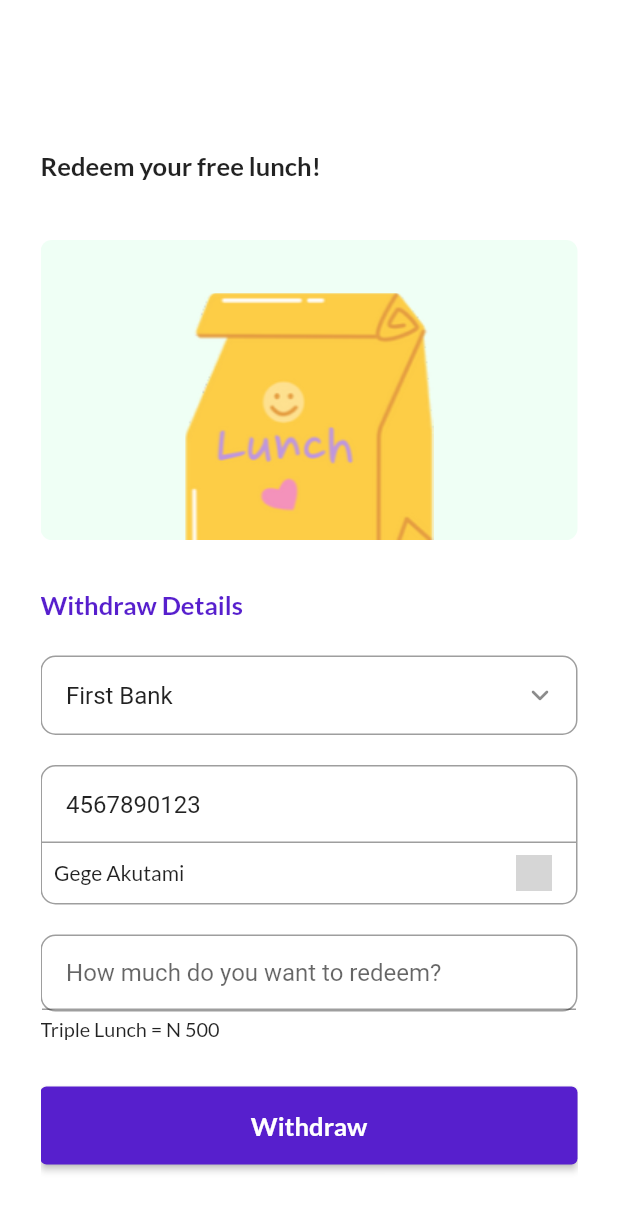
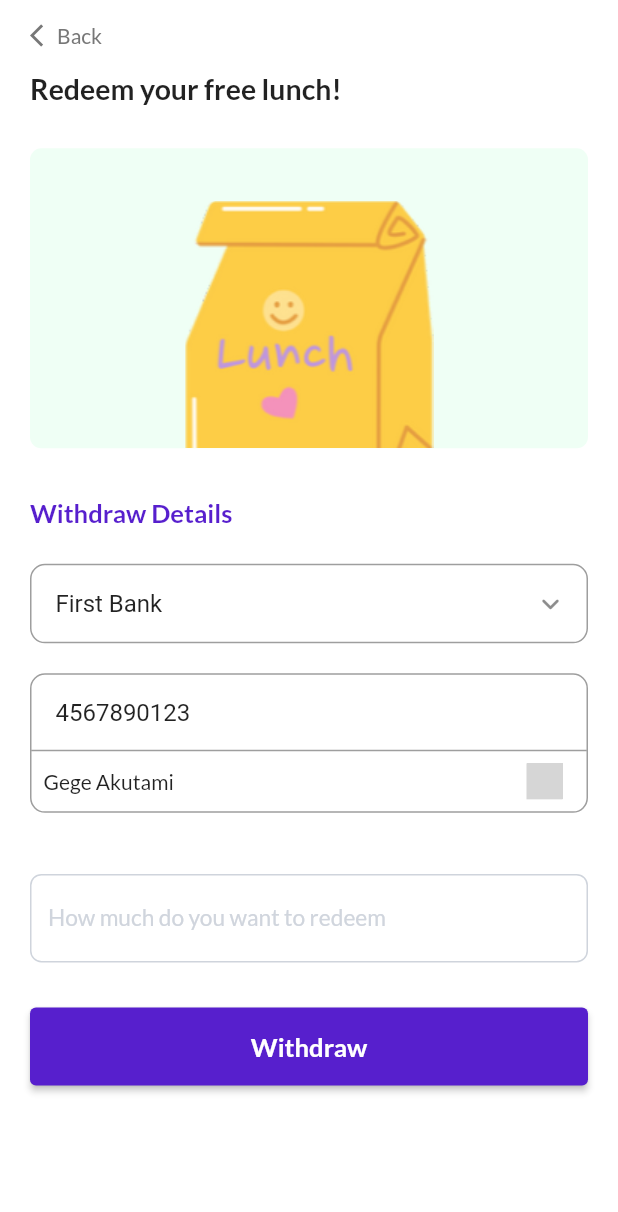
Before and after one commit to hngx-org/Jaguars-food-mobile, a Flutter app: the WithdrawDetailsScreen screen opened by its route, on a phone screen of 412 x 824 dp. Shown: the top 1212 px of the screen. Run offline on Flutter 3.47's test engine with Material 2 defaults, Android fonts, the phone set to English and light mode, and no system bars; our stand-ins replace email_validator, flutter_screenutil, flutter_svg, go_router, google_fonts; network calls fail; grey boxes are pictures that could not be loaded.

Commit message:
made final touches

```diff
--- a/lib/3_presentation/screens/nav_screen/nav_screen.dart
+++ b/lib/3_presentation/screens/nav_screen/nav_screen.dart
@@ -36,7 +36,6 @@ class _NavigationScreenState extends State<NavigationScreen> {
   List<dynamic> _allUsers = [];
   List<Transactions> transactions = [];
   late PageController _pageController;
-  String _quantity = '';
 
   @override
   void initState() {
--- a/lib/3_presentation/withdraw_details/withdraw_details.dart
+++ b/lib/3_presentation/withdraw_details/withdraw_details.dart
@@ -1,11 +1,15 @@
 import 'package:flutter/material.dart';
 import 'package:flutter_screenutil/flutter_screenutil.dart';
 import 'package:flutter_svg/flutter_svg.dart';
-import 'package:go_router/go_router.dart';
 import 'package:google_fonts/google_fonts.dart';
+import 'package:jaguar_foods_mobile/1_data/datasources/remote_datasource.dart';
 import 'package:jaguar_foods_mobile/common/constants/app_color.dart';
 import 'package:jaguar_foods_mobile/common/constants/assets_constants.dart';
+import 'package:jaguar_foods_mobile/common/constants/custom_error_dialog.dart';
+import 'package:jaguar_foods_mobile/common/constants/reusables/back_icon.dart';
+import 'package:jaguar_foods_mobile/common/constants/reusables/textfield.dart';
 import 'package:jaguar_foods_mobile/common/constants/route_constant.dart';
+import 'package:jaguar_foods_mobile/core/config/router_config.dart';
 
 class WithdrawDetailsScreen extends StatefulWidget {
   final String token;
@@ -20,6 +24,8 @@ class WithdrawDetailsScreen extends StatefulWidget {
 }
 
 class _WithdrawDetailsScreenState extends State<WithdrawDetailsScreen> {
+  final GlobalKey<FormState> _amountKey = GlobalKey();
+  final TextEditingController _amount = TextEditingController();
   String? accountNumber = '4567890123';
   String? accountName = 'Gege Akutami';
   bool isVerified = false;
@@ -53,26 +59,29 @@ class _WithdrawDetailsScreenState extends State<WithdrawDetailsScreen> {
   Widget build(BuildContext context) {
     final theme = Theme.of(context);
     return Scaffold(
-      body: Padding(
-        padding: const EdgeInsets.symmetric(horizontal: 27),
+      body: SafeArea(
+        child: Padding(
+          padding: const EdgeInsets.symmetric(horizontal: 20),
           child: SingleChildScrollView(
-          child: SizedBox(
-            height: MediaQuery.of(context).size.height * 1.5,
             child: Column(
               crossAxisAlignment: CrossAxisAlignment.start,
               children: [
+                const Row(
+                  mainAxisAlignment: MainAxisAlignment.start,
+                  crossAxisAlignment: CrossAxisAlignment.start,
+                  children: [BackIconWidget()],
+                ),
                 // text
-                Padding(
-                  padding: const EdgeInsets.only(top: 100, bottom: 40),
-                  child: Text(
+                Text(
                   'Redeem your free lunch!',
                   style: GoogleFonts.lato(
-                      fontWeight: FontWeight.bold,
-                      fontSize: 18.sp,
+                    fontWeight: FontWeight.w600,
+                    fontSize: 20.sp,
                   ),
                 ),
+                SizedBox(
+                  height: 30.h,
                 ),
-
                 // container with png
                 Container(
                   alignment: Alignment.bottomCenter,
@@ -161,31 +170,26 @@ class _WithdrawDetailsScreenState extends State<WithdrawDetailsScreen> {
                 ),
 
                 // 3rd textfield
-                Container(
-                    decoration: BoxDecoration(
-                      borderRadius: BorderRadius.circular(10.0),
-                      border: Border.all(color: Colors.grey),
+                Form(
+                  key: _amountKey,
+                  child: CustomTextField(
+                    validator: (value) {
+                      if (value!.isEmpty) {
+                        return 'Required field';
+                      } else {
+                        return null;
+                      }
+                    },
+                    onChanged: (value) {
+                      _amountKey.currentState!.validate();
+                    },
+                    controller: _amount,
+                    hintText: 'How much do you want to redeem',
+                    headerText: '',
+                    keyboardType: TextInputType.number,
                   ),
-                    child: TextField(
-                      decoration: InputDecoration(
-                        hintText: "How much do you want to redeem?",
-                        contentPadding: EdgeInsets.symmetric(
-                            horizontal: 16.w, vertical: 16.h),
-                      ),
-                    )),
-
-                const SizedBox(
-                  height: 4,
                 ),
 
-                //  texts
-                Text(
-                  'Triple Lunch = N 500',
-                  style: GoogleFonts.lato(
-                    fontWeight: FontWeight.w500,
-                    fontSize: 14.sp,
-                  ),
-                ),
                 const SizedBox(
                   height: 30,
                 ),
@@ -194,10 +198,33 @@ class _WithdrawDetailsScreenState extends State<WithdrawDetailsScreen> {
                   height: 52,
                   width: MediaQuery.of(context).size.width,
                   child: ElevatedButton(
-                    onPressed: () {
-                      context.push(
-                        RoutesPath.successScreen,
+                    onPressed: () async {
+                      if (_amountKey.currentState!.validate()) {
+                        CustomDialog().showLoadDialog(context);
+                        final response = await Lunch.withdraw(
+                            widget.token, int.parse(_amount.text));
+
+                        if (response.toString().contains('error') ||
+                            response.toString().contains('fail')) {
+                          routerConfig.pop();
+                          _showDialog(
+                            'error',
+                            'Error',
+                            response['message'],
+                            'Ok',
                           );
+                        } else {
+                          while (routerConfig.canPop() == true) {
+                            routerConfig.pop();
+                          }
+                          routerConfig.pushReplacement(RoutesPath.successScreen,
+                              extra: {
+                                "token": widget.token,
+                                "giftee": "",
+                                "lunch": "",
+                              });
+                        }
+                      }
                     },
                     child: Text(
                       'Withdraw',
@@ -247,4 +274,21 @@ class _WithdrawDetailsScreenState extends State<WithdrawDetailsScreen> {
       },
     );
   }
+
+  _showDialog(
+    String type,
+    String title,
+    String body,
+    String buttonText,
+  ) {
+    if (mounted) {
+      CustomDialog().showAlertDialog(
+        context,
+        type,
+        title,
+        body,
+        buttonText,
+      );
     }
+  }
+}
```
Also changed, not shown: lib/1_data/datasources/remote_datasource.dart (+20 -2 lines), lib/3_presentation/confirm_redeem_screen.dart (+11 -7 lines). Lines whose indentation alone changed are shown as unchanged.
